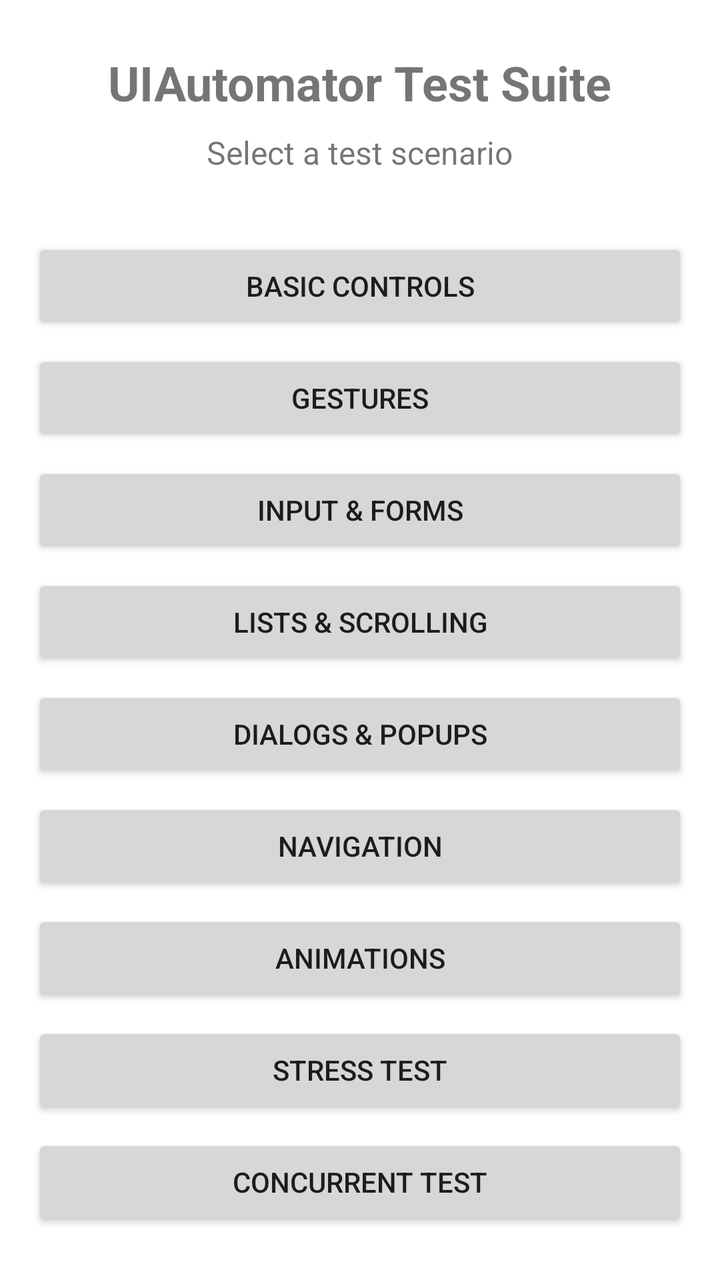
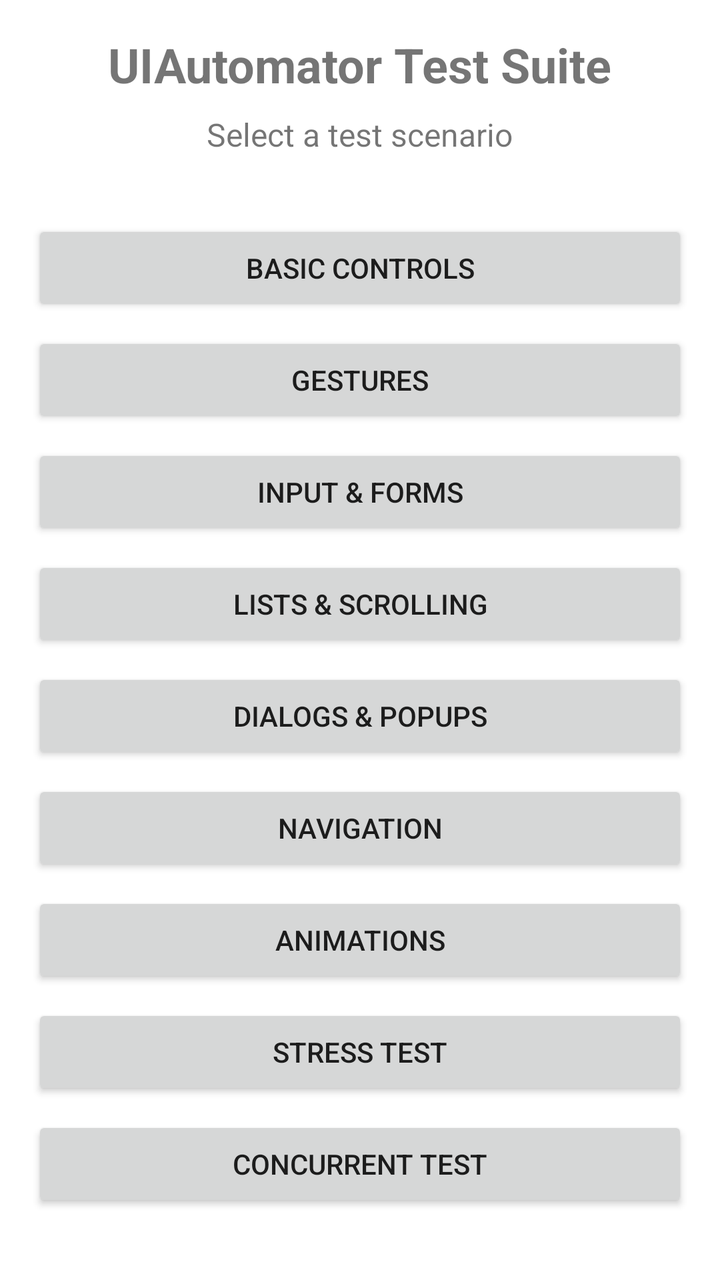

Screens rendered from an Android XML layout before and after an edit, with the pre-edit source and the edit as a unified diff.
<!-- AndroidManifest.xml: application theme Theme.UIAutomatorTestApp -->
<!-- res/layout/activity_main.xml -->
<?xml version="1.0" encoding="utf-8"?>
<LinearLayout xmlns:android="http://schemas.android.com/apk/res/android"
    android:layout_width="match_parent"
    android:layout_height="match_parent"
    android:orientation="vertical"
    android:padding="16dp"
    android:gravity="center">

    <TextView
        android:id="@+id/tv_main_title"
        android:layout_width="wrap_content"
        android:layout_height="wrap_content"
        android:text="@string/main_title"
        android:textSize="24sp"
        android:textStyle="bold"
        android:layout_marginBottom="8dp" />

    <TextView
        android:id="@+id/tv_main_subtitle"
        android:layout_width="wrap_content"
        android:layout_height="wrap_content"
        android:text="@string/main_subtitle"
        android:textSize="16sp"
        android:layout_marginBottom="32dp" />

    <ScrollView
        android:layout_width="match_parent"
        android:layout_height="wrap_content">

        <LinearLayout
            android:layout_width="match_parent"
            android:layout_height="wrap_content"
            android:orientation="vertical">

            <Button
                android:id="@+id/btn_basic_controls"
                android:layout_width="match_parent"
                android:layout_height="wrap_content"
                android:text="@string/test_basic_controls"
                android:layout_marginBottom="8dp" />

            <Button
                android:id="@+id/btn_gestures"
                android:layout_width="match_parent"
                android:layout_height="wrap_content"
                android:text="@string/test_gestures"
                android:layout_marginBottom="8dp" />

            <Button
                android:id="@+id/btn_input_forms"
                android:layout_width="match_parent"
                android:layout_height="wrap_content"
                android:text="@string/test_input_forms"
                android:layout_marginBottom="8dp" />

            <Button
                android:id="@+id/btn_lists"
                android:layout_width="match_parent"
                android:layout_height="wrap_content"
                android:text="@string/test_lists"
                android:layout_marginBottom="8dp" />

            <Button
                android:id="@+id/btn_dialogs"
                android:layout_width="match_parent"
                android:layout_height="wrap_content"
                android:text="@string/test_dialogs"
                android:layout_marginBottom="8dp" />

            <Button
                android:id="@+id/btn_navigation"
                android:layout_width="match_parent"
                android:layout_height="wrap_content"
                android:text="@string/test_navigation"
                android:layout_marginBottom="8dp" />

            <Button
                android:id="@+id/btn_animations"
                android:layout_width="match_parent"
                android:layout_height="wrap_content"
                android:text="@string/test_animations"
                android:layout_marginBottom="8dp" />

            <Button
                android:id="@+id/btn_stress"
                android:layout_width="match_parent"
                android:layout_height="wrap_content"
                android:text="@string/test_stress"
                android:layout_marginBottom="8dp" />

            <Button
                android:id="@+id/btn_concurrent"
                android:layout_width="match_parent"
                android:layout_height="wrap_content"
                android:text="@string/test_concurrent" />

        </LinearLayout>
    </ScrollView>

</LinearLayout>
<!-- resources referenced by this layout -->
<resources>
  <string name="main_subtitle">Select a test scenario</string>
  <string name="main_title">UIAutomator Test Suite</string>
  <string name="test_animations">Animations</string>
  <string name="test_basic_controls">Basic Controls</string>
  <string name="test_concurrent">Concurrent Test</string>
  <string name="test_dialogs">Dialogs &amp; Popups</string>
  <string name="test_gestures">Gestures</string>
  <string name="test_input_forms">Input &amp; Forms</string>
  <string name="test_lists">Lists &amp; Scrolling</string>
  <string name="test_navigation">Navigation</string>
  <string name="test_stress">Stress Test</string>
  <style name="Theme.UIAutomatorTestApp" parent="Theme.MaterialComponents.DayNight.DarkActionBar">
          <item name="colorPrimary">@color/purple_500</item>
          <item name="colorPrimaryVariant">@color/purple_700</item>
          <item name="colorOnPrimary">@color/white</item>
          <item name="colorSecondary">@color/teal_200</item>
          <item name="colorSecondaryVariant">@color/teal_700</item>
          <item name="colorOnSecondary">@color/black</item>
          <item name="android:statusBarColor">?attr/colorPrimaryVariant</item>
      </style>
  <color name="purple_500">#FF6200EE</color>
  <color name="purple_700">#FF3700B3</color>
  <color name="white">#FFFFFFFF</color>
  <color name="teal_200">#FF03DAC5</color>
  <color name="teal_700">#FF018786</color>
  <color name="black">#FF000000</color>
</resources>

<!-- the commit's change to res/layout/activity_main.xml (unified diff, before → after) -->
@@ -25,7 +25,9 @@
 
     <ScrollView
         android:layout_width="match_parent"
-        android:layout_height="wrap_content">
+        android:layout_height="0dp"
+        android:layout_weight="1"
+        android:fillViewport="true">
 
         <LinearLayout
             android:layout_width="match_parent"
